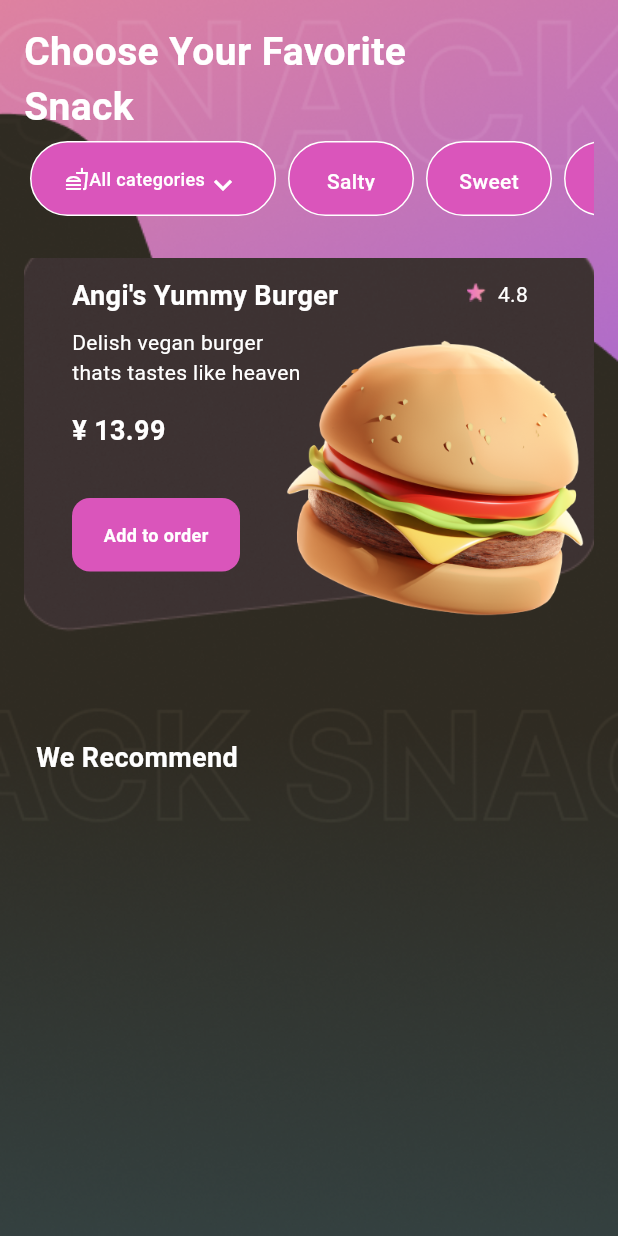
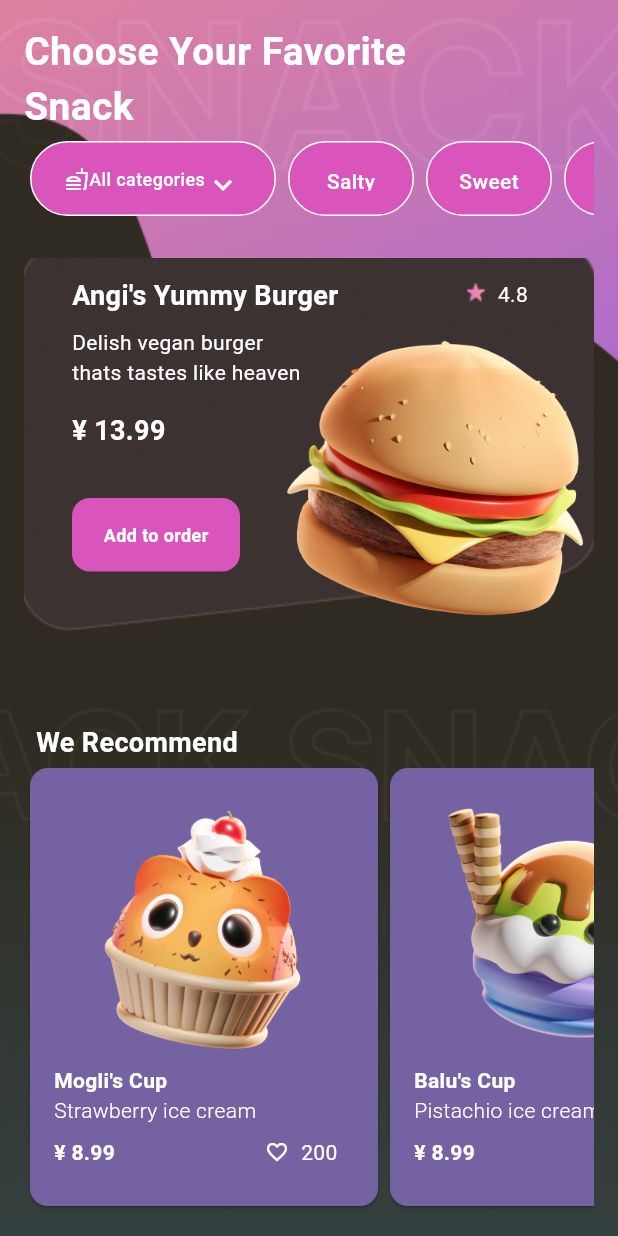
Before and after one commit to Dopa91/jp_design_challenge_dopatka, a Flutter app: the screen it shows after launch, after a tap on "Order Now", on a phone screen of 412 x 824 dp. Run offline on Flutter 3.47's test engine with Material 3 defaults, Android fonts, the phone set to English and light mode, and no system bars; our stand-ins replace blurrycontainer.

Commit message:
added ListView with Cards

```diff
--- a/lib/features/homepage/screens/homepage.dart
+++ b/lib/features/homepage/screens/homepage.dart
@@ -36,8 +36,8 @@ class Homepage extends StatelessWidget {
                       fontWeight: FontWeight.w700),
                 ),
                 const HorizontMenuBar(),
-                Expanded(
-                  flex: 6,
+                Flexible(
+                  fit: FlexFit.loose,
                   child: Stack(
                     alignment: Alignment.center,
                     fit: StackFit.expand,
@@ -114,7 +114,7 @@ class Homepage extends StatelessWidget {
                         child: Image.asset("assets/images/Burger_3D.png"),
                       ),
                       const Positioned(
-                        bottom: 290,
+                        top: 310,
                         left: 8,
                         child: Text(
                           "We Recommend",
@@ -127,6 +127,28 @@ class Homepage extends StatelessWidget {
                     ],
                   ),
                 ),
+                SizedBox(
+                  height: 300,
+                  child: ListView(
+                    scrollDirection: Axis.horizontal,
+                    children: const [
+                      RecommendCard(
+                        imagePath: "assets/images/cat cupcakes_3D.png",
+                        title: "Mogli's Cup",
+                        subtitle: 'Strawberry ice cream',
+                        price: '¥ 8.99',
+                        iconValue: '200',
+                      ),
+                      RecommendCard(
+                        imagePath: "assets/images/Ice.cream.png",
+                        title: "Balu's Cup",
+                        subtitle: 'Pistachio ice cream',
+                        price: '¥ 8.99',
+                        iconValue: '150',
+                      ),
+                    ],
+                  ),
+                ),
               ],
             ),
           ),
@@ -135,3 +157,78 @@ class Homepage extends StatelessWidget {
     );
   }
 }
+
+class RecommendCard extends StatelessWidget {
+  const RecommendCard({
+    super.key,
+    required this.imagePath,
+    required this.title,
+    required this.subtitle,
+    required this.price,
+    required this.iconValue,
+  });
+
+  final String imagePath;
+  final String title;
+  final String subtitle;
+  final String price;
+  final String iconValue;
+
+  @override
+  Widget build(BuildContext context) {
+    return Card(
+        color: const Color.fromARGB(255, 116, 98, 162),
+        child: Padding(
+          padding: const EdgeInsets.all(16.0),
+          child: Column(
+            crossAxisAlignment: CrossAxisAlignment.start,
+            children: [
+              Image.asset(
+                imagePath,
+                height: 182,
+                width: 200,
+              ),
+              Text(
+                title,
+                style: const TextStyle(
+                    color: Colors.white, fontWeight: FontWeight.w700),
+              ),
+              Text(
+                subtitle,
+                style: const TextStyle(
+                    color: Colors.white, fontWeight: FontWeight.w300),
+              ),
+              const SizedBox(
+                height: 8,
+              ),
+              Row(
+                children: [
+                  Text(
+                    price,
+                    style: const TextStyle(
+                        color: Colors.white, fontWeight: FontWeight.w600),
+                  ),
+                  const SizedBox(
+                    width: 100,
+                  ),
+                  const Icon(
+                    Icons.favorite_border,
+                    size: 16,
+                    color: Colors.white,
+                  ),
+                  const SizedBox(
+                    width: 8,
+                  ),
+                  Text(
+                    iconValue,
+                    style: const TextStyle(
+                      color: Colors.white,
+                    ),
+                  ),
+                ],
+              )
+            ],
+          ),
+        ));
+  }
+}
```
